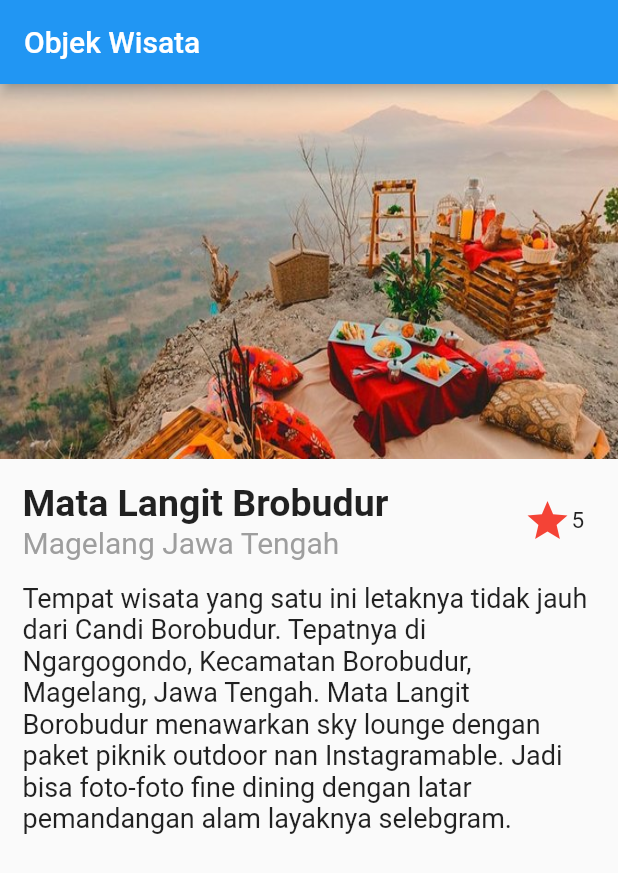
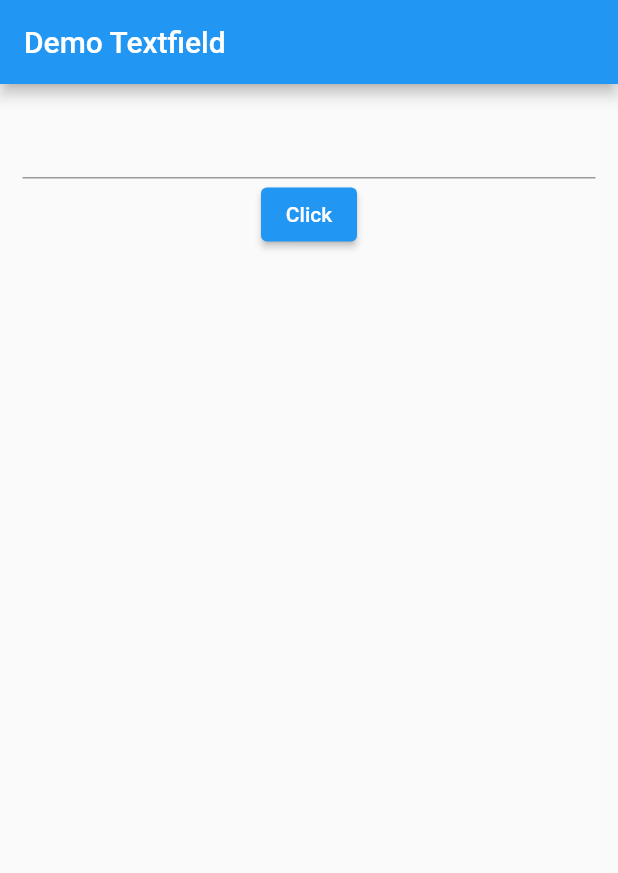
Before and after one commit to hanura13/FlutterProject, a Flutter app: the screen it shows after launch, on a phone screen of 412 x 824 dp. Shown: the top 873 px of the screen. Run offline on Flutter 3.47's test engine with Material 2 defaults, Android fonts, the phone set to English and light mode, and no system bars; project files that could hold a hidden picture were left out.

Commit message:
Add TextField

```diff
--- a/lib/main.dart
+++ b/lib/main.dart
@@ -1,8 +1,6 @@
 import 'package:flutter/material.dart';
 
-void main() {
-  runApp(const MyApp());
-}
+void main() => runApp(MyApp());
 
 class MyApp extends StatelessWidget {
   const MyApp({super.key});
@@ -20,80 +18,57 @@ class MyApp extends StatelessWidget {
   }
 }
 
-class Home extends StatelessWidget {
+class Home extends StatefulWidget {
   const Home({super.key});
 
-  final String title = 'Mata Langit Brobudur';
-  final String location = 'Magelang Jawa Tengah';
-  final String description =
-      '''Tempat wisata yang satu ini letaknya tidak jauh dari Candi Borobudur. Tepatnya di Ngargogondo, Kecamatan Borobudur, Magelang, Jawa Tengah. Mata Langit Borobudur menawarkan sky lounge dengan paket piknik outdoor nan Instagramable. Jadi bisa foto-foto fine dining dengan latar pemandangan alam layaknya selebgram.
-  ''';
+  @override
+  State<Home> createState() => _HomeState();
+}
+
+class _HomeState extends State<Home> {
+  String name = '';
+  String text = '';
+
+  void onPressed() {
+    setState(() {
+      if (name.trim().isEmpty) return;
+      text = 'Hai $name, Apa Kabar?';
+    });
+  }
+
+  void onChanged(String value) {
+    setState(() {
+      name = value;
+    });
+  }
 
   @override
   Widget build(BuildContext context) {
     return Scaffold(
       appBar: AppBar(
-        title: const Text('Objek Wisata'),
+        title: const Text('Demo Textfield'),
       ),
-      body: Column(
-        mainAxisAlignment: MainAxisAlignment.start,
+      body: Container(
+        margin: const EdgeInsets.all(15.0),
+        child: Column(
           children: <Widget>[
-          Image.asset(
-            'images/wisata.jpg',
-            height: 250.0,
-            width: 412.0,
-            fit: BoxFit.fill,
+            TextField(
+              onChanged: (String value) {
+                onChanged(value);
+              },
+            ),
+            ElevatedButton(
+              onPressed: () {
+                onPressed();
+              },
+              child: const Text('Click'),
             ),
             Container(
               height: 15.0,
             ),
-          Row(
-            children: <Widget>[
-              Container(
-                width: 15.0,
-              ),
-              Column(
-                crossAxisAlignment: CrossAxisAlignment.start,
-                children: <Widget>[
-                  Text(
-                    title,
-                    style: const TextStyle(
-                      fontSize: 25.0,
-                      fontWeight: FontWeight.w600,
-                    ),
-                  ),
-                  Text(
-                    location,
-                    style: const TextStyle(
-                      fontSize: 20.0,
-                      color: Colors.grey,
-                    ),
-                  ),
+            Text(text),
           ],
         ),
-              Container(
-                width: 90.0,
-              ),
-              const Icon(
-                Icons.star,
-                size: 32.0,
-                color: Colors.red,
-              ),
-              const Text(
-                '5',
-                style: TextStyle(fontSize: 15.0),
-              ),
-            ],
-          ),
-          Container(
-            padding: const EdgeInsets.all(15.0),
-            child: Text(
-              description,
-              style: const TextStyle(fontSize: 18.0),
-              softWrap: true,
-            ),
-          ),
-        ],
       ),
     );
   }
```
Lines whose indentation alone changed are shown as unchanged.
